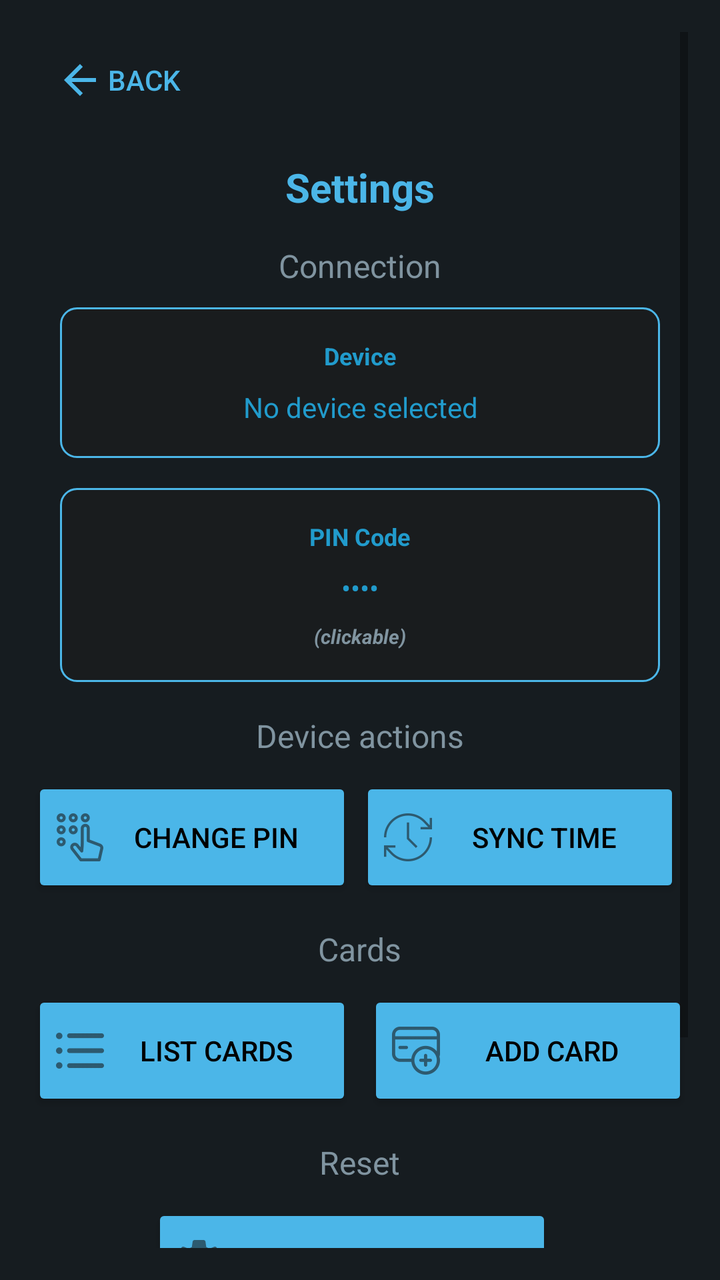
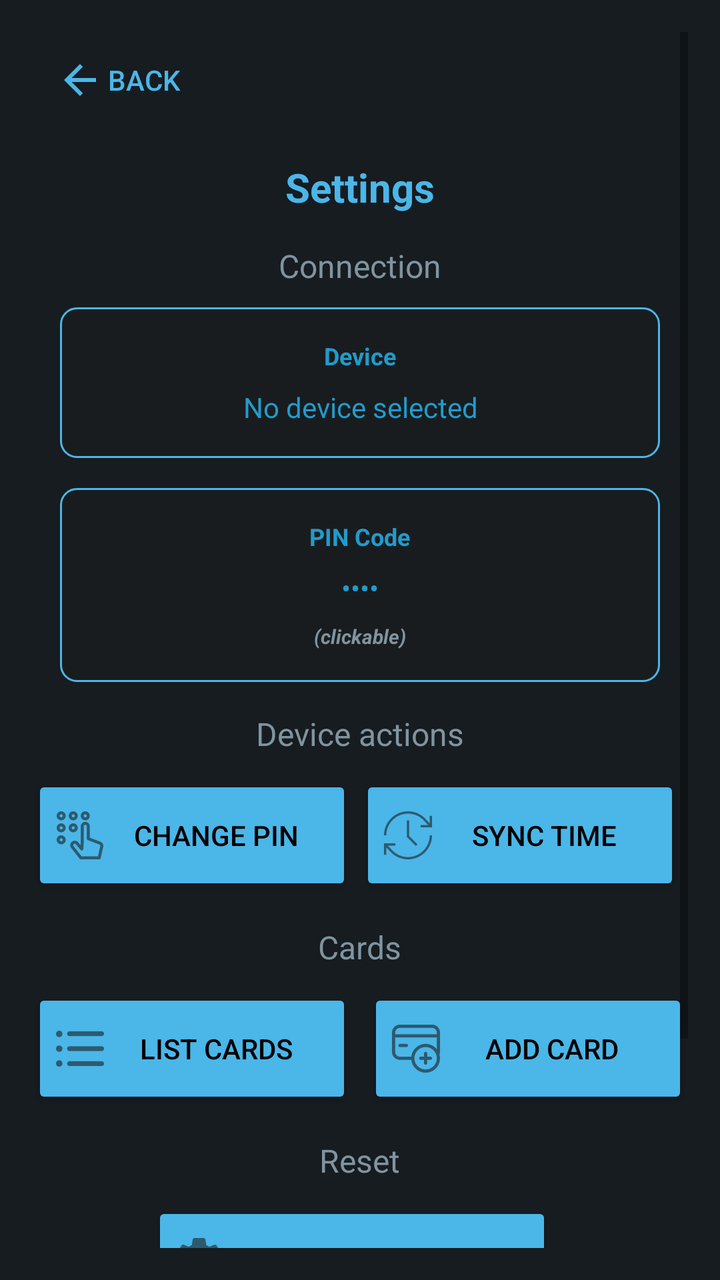

Screens rendered from an Android XML layout before and after an edit, with the pre-edit source and the edit as a unified diff.
<!-- AndroidManifest.xml: activity theme Theme.Nsline22 -->
<!-- res/layout/activity_settings.xml -->
<?xml version="1.0" encoding="utf-8"?>
<ScrollView xmlns:android="http://schemas.android.com/apk/res/android"
    xmlns:app="http://schemas.android.com/apk/res-auto"
    android:layout_width="match_parent"
    android:layout_height="match_parent"
    android:background="@color/background_dark"
    android:padding="16dp"
    android:fillViewport="true">

    <LinearLayout
        android:layout_width="match_parent"
        android:layout_height="wrap_content"
        android:orientation="vertical">

        
        <LinearLayout
            android:layout_width="match_parent"
            android:layout_height="wrap_content"
            android:orientation="horizontal"
            android:layout_marginBottom="16dp">

            <Button
                android:id="@+id/aboutBackButton"
                android:layout_width="wrap_content"
                android:layout_height="wrap_content"
                android:text="Back"
                android:drawableLeft="@drawable/ic_arrow_backward"
                android:textColor="?attr/colorPrimary"
                style="@style/Widget.AppCompat.Button.Borderless" />

        </LinearLayout>

        
        <LinearLayout
            android:layout_width="match_parent"
            android:layout_height="0dp"
            android:layout_weight="1"
            android:orientation="vertical"
            android:gravity="center"
            android:layout_gravity="center">

            <TextView
                android:layout_width="wrap_content"
                android:layout_height="wrap_content"
                android:text="Settings"
                android:textColor="?attr/colorPrimary"
                android:textSize="20sp"
                android:textStyle="bold"
                android:layout_marginBottom="15dp" />

            <TextView
                android:layout_width="wrap_content"
                android:layout_height="wrap_content"
                android:text="Connection"
                android:textColor="@color/material_dynamic_secondary60"
                android:textSize="16sp"
                android:layout_marginBottom="10dp" />

            
            <LinearLayout
                android:id="@+id/deviceInfoContainer"
                android:layout_width="300dp"
                android:layout_height="wrap_content"
                android:orientation="vertical"
                android:background="@drawable/output_background"
                android:padding="16dp"
                android:layout_marginBottom="15dp"
                android:gravity="center"
                android:clickable="true"
                android:focusable="true"
                android:foreground="?attr/selectableItemBackground">

                <TextView
                    android:layout_width="wrap_content"
                    android:layout_height="wrap_content"
                    android:text="Device"
                    android:textColor="@color/material_dynamic_primary60"
                    android:textSize="12sp"
                    android:textStyle="bold"
                    android:layout_marginBottom="8dp" />

                <TextView
                    android:id="@+id/deviceInfoText"
                    android:layout_width="wrap_content"
                    android:layout_height="wrap_content"
                    android:text="No device selected"
                    android:textColor="@color/material_dynamic_primary60"
                    android:textSize="14sp"
                    android:gravity="center" />

            </LinearLayout>

            
            <LinearLayout
                android:id="@+id/pinInfoContainer"
                android:layout_width="300dp"
                android:layout_height="wrap_content"
                android:orientation="vertical"
                android:background="@drawable/output_background"
                android:padding="16dp"
                android:layout_marginBottom="16dp"
                android:gravity="center"
                android:clickable="true"
                android:focusable="true"
                android:foreground="?attr/selectableItemBackground">

                <TextView
                    android:layout_width="wrap_content"
                    android:layout_height="wrap_content"
                    android:text="PIN Code"
                    android:textColor="@color/material_dynamic_primary60"
                    android:textSize="12sp"
                    android:textStyle="bold"
                    android:layout_marginBottom="8dp" />

                <TextView
                    android:id="@+id/pinInfoText"
                    android:layout_width="wrap_content"
                    android:layout_height="wrap_content"
                    android:text="••••"
                    android:textColor="@color/material_dynamic_primary60"
                    android:textSize="14sp" />

                <TextView
                    android:layout_width="wrap_content"
                    android:layout_height="wrap_content"
                    android:text="(clickable)"
                    android:textColor="@color/material_dynamic_secondary60"
                    android:textSize="10sp"
                    android:textStyle="bold|italic"
                    android:layout_marginTop="8dp" />

            </LinearLayout>

            <TextView
                android:layout_width="wrap_content"
                android:layout_height="wrap_content"
                android:text="Device actions"
                android:textColor="@color/material_dynamic_secondary60"
                android:textSize="16sp"
                android:layout_marginBottom="10dp" />

            <LinearLayout
                android:layout_width="wrap_content"
                android:layout_height="wrap_content"
                android:orientation="horizontal"
                android:layout_marginBottom="15dp">

            
            <Button
                android:id="@+id/changePinButton"
                android:layout_width="160dp"
                android:layout_height="60dp"
                android:layout_marginEnd="4dp"
                android:backgroundTint="?attr/colorPrimary"
                android:text="Change PIN"
                android:textColor="@color/black"
                app:cornerRadius="12dp"
                android:drawableLeft="@drawable/ic_pin"
                android:drawableTint="@color/material_dynamic_neutral10" />

            
            <Button
                android:id="@+id/syncTimeButton"
                android:layout_width="160dp"
                android:layout_height="60dp"
                android:layout_marginEnd="4dp"
                android:backgroundTint="?attr/colorPrimary"
                android:text="Sync Time"
                android:textColor="@color/black"
                app:cornerRadius="12dp"
                android:drawableLeft="@drawable/ic_sync"
                android:drawableTint="@color/material_dynamic_neutral10" />

            </LinearLayout>

            
            <TextView
                android:layout_width="wrap_content"
                android:layout_height="wrap_content"
                android:text="Cards"
                android:textColor="@color/material_dynamic_secondary60"
                android:textSize="16sp"
                android:layout_marginBottom="10dp" />

            
            <LinearLayout
                android:layout_width="wrap_content"
                android:layout_height="wrap_content"
                android:orientation="horizontal"
                android:layout_marginBottom="15dp">

                <Button
                    android:id="@+id/listCardsButton"
                    android:layout_width="160dp"
                    android:layout_height="60dp"
                    android:layout_marginEnd="4dp"
                    android:backgroundTint="?attr/colorPrimary"
                    android:text="List cards"
                    android:textColor="@color/black"
                    app:cornerRadius="12dp"
                    android:drawableLeft="@drawable/ls"
                    android:drawableTint="@color/material_dynamic_neutral10" />

                <Button
                    android:id="@+id/addCardButton"
                    android:layout_width="160dp"
                    android:layout_height="60dp"
                    android:layout_marginStart="4dp"
                    android:backgroundTint="?attr/colorPrimary"
                    android:text="Add card"
                    android:textColor="@color/black"
                    app:cornerRadius="12dp"
                    android:drawableLeft="@drawable/add"
                    android:drawableTint="@color/material_dynamic_neutral10" />

            </LinearLayout>

            <TextView
                android:layout_width="wrap_content"
                android:layout_height="wrap_content"
                android:text="Reset"
                android:textColor="@color/material_dynamic_secondary60"
                android:textSize="16sp"
                android:layout_marginBottom="10dp" />

            
            <Button
                android:id="@+id/factoryResetButton"
                android:layout_width="200dp"
                android:layout_height="60dp"
                android:layout_marginEnd="4dp"
                android:backgroundTint="?attr/colorPrimary"
                android:text="Reset Settings"
                android:textColor="@color/black"
                app:cornerRadius="12dp"
                android:drawableLeft="@drawable/ic_reset"
                android:layout_marginBottom="15dp"
                android:drawableTint="@color/material_dynamic_neutral10" />

            <TextView
                android:layout_width="wrap_content"
                android:layout_height="wrap_content"
                android:text="About ⓘ"
                android:textColor="@color/material_dynamic_secondary60"
                android:textSize="16sp"
                android:layout_marginBottom="10dp" />

            <TextView
                android:layout_width="wrap_content"
                android:layout_height="wrap_content"
                android:text="UniStart v4.0"
                android:textSize="12sp"
                android:textColor="@color/material_dynamic_primary60"
                android:layout_marginBottom="8dp" />

            <TextView
                android:layout_width="wrap_content"
                android:layout_height="wrap_content"
                android:text="Developed by nsline22"
                android:textSize="12sp"
                android:textColor="@color/material_dynamic_primary60"
                android:layout_marginBottom="8dp" />

            <TextView
                android:id="@+id/signlink"
                android:layout_width="wrap_content"
                android:layout_height="wrap_content"
                android:text="t.me/nsline22"
                android:autoLink="web"
                android:linksClickable="true"
                android:textColorLink="@color/material_dynamic_primary50"
                android:textSize="12sp" />

        </LinearLayout>
    </LinearLayout>
</ScrollView>
<!-- resources referenced by this layout -->
<resources>
  <color name="background_dark">@color/material_dynamic_neutral_variant10</color>
  <color name="black">#FF000000</color>
  <!-- drawable add: png bitmap (drawable-hdpi, 885 bytes) -->
  <!-- drawable ic_arrow_backward (drawable) -->
  <vector xmlns:android="http://schemas.android.com/apk/res/android"
      android:width="24dp"
      android:height="24dp"
      android:viewportWidth="24"
      android:viewportHeight="24"
      android:tint="?attr/colorPrimary">
      <path
          android:fillColor="@android:color/white"
          android:pathData="M12,20l1.41,-1.41L7.83,13H20v-2H7.83l5.58,-5.59L12,4l-8,8z"/>
  </vector>
  <!-- drawable ic_pin: png bitmap (drawable-hdpi, 944 bytes) -->
  <!-- drawable ic_reset: png bitmap (drawable-hdpi, 1024 bytes) -->
  <!-- drawable ic_sync: png bitmap (drawable-hdpi, 898 bytes) -->
  <!-- drawable ls: png bitmap (drawable-hdpi, 333 bytes) -->
  <!-- drawable output_background (drawable) -->
  <shape xmlns:android="http://schemas.android.com/apk/res/android">
      <solid android:color="@color/material_dynamic_neutral10" />
      <stroke android:width="1dp" android:color="?attr/colorPrimary" />
      <corners android:radius="8dp" />
  </shape>
  <style name="Theme.Nsline22" parent="Theme.MaterialComponents.DayNight.NoActionBar">
          <item name="android:windowBackground">@color/material_dynamic_neutral_variant10</item>
          <item name="colorPrimary">@color/material_dynamic_primary70</item>
          <item name="editTextStyle">@style/EditTextStyle</item>
          <item name="android:statusBarColor">@color/material_dynamic_neutral_variant10</item>
          <item name="android:navigationBarColor">@color/material_dynamic_neutral_variant10</item>
      </style>
  <style name="EditTextStyle" parent="Widget.MaterialComponents.TextInputLayout.OutlinedBox">
          <item name="boxStrokeColor">@color/material_dynamic_primary70</item>
          <item name="android:textColorHint">@color/material_dynamic_primary70</item>
          <item name="android:textColor">@color/white</item>
          <item name="android:paddingStart">12dp</item>
          <item name="android:paddingEnd">12dp</item>
          <item name="android:paddingTop">8dp</item>
          <item name="android:paddingBottom">8dp</item>
      </style>
  <color name="white">#FFFFFFFF</color>
</resources>

<!-- the commit's change to res/layout/activity_settings.xml (unified diff, before → after) -->
@@ -98,7 +98,7 @@
                 android:orientation="vertical"
                 android:background="@drawable/output_background"
                 android:padding="16dp"
-                android:layout_marginBottom="16dp"
+                android:layout_marginBottom="15dp"
                 android:gravity="center"
                 android:clickable="true"
                 android:focusable="true"
